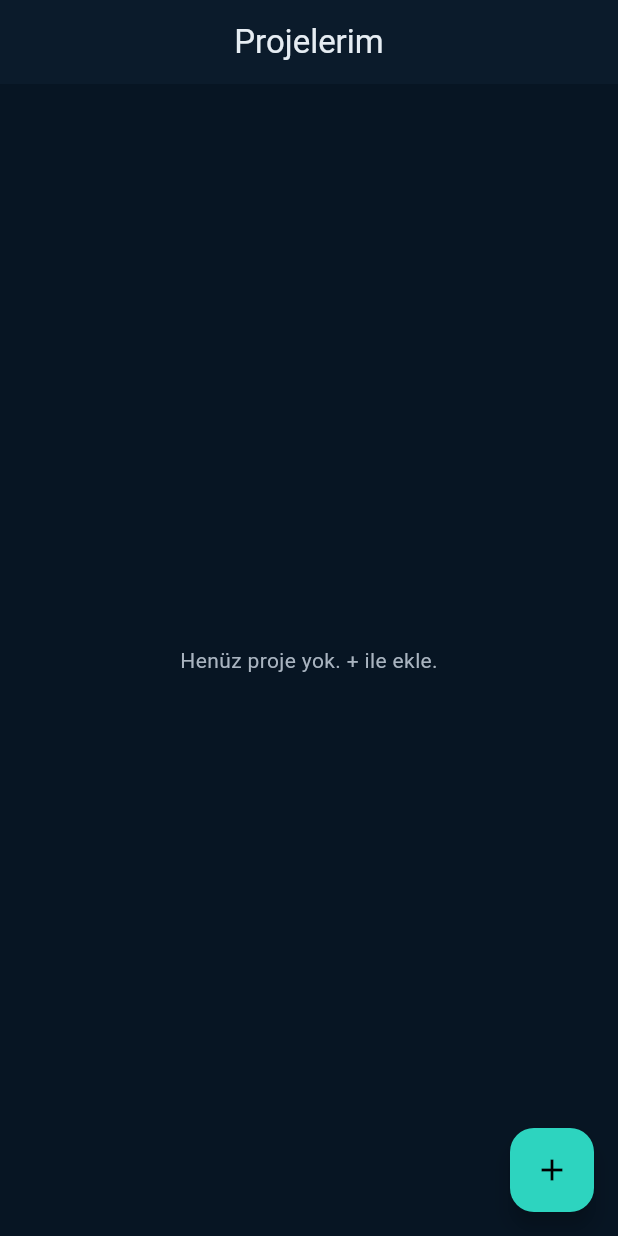
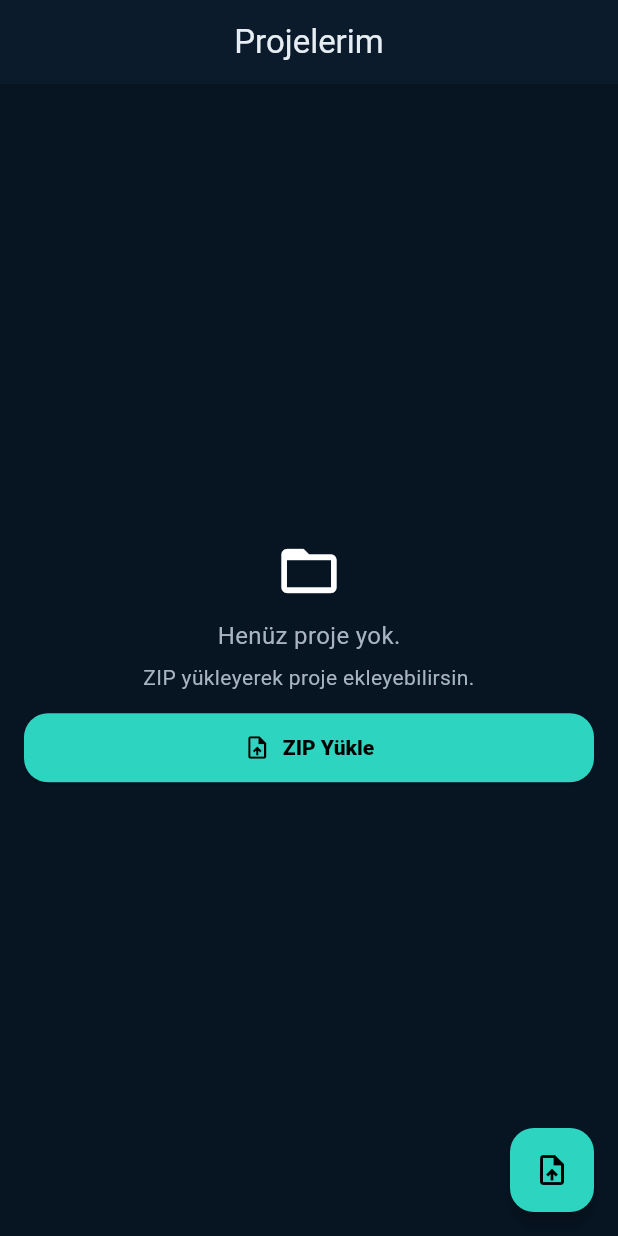
Before and after one commit to zeyneppcakir/CodeAtlas, a Flutter app: the ProjectsScreen screen opened directly, on a phone screen of 412 x 824 dp. Run offline on Flutter 3.47's test engine with Material 3 defaults, Android fonts, the light colour scheme and no system bars; our stand-ins replace cloud_firestore, file_picker, firebase_auth, firebase_core, firebase_storage, google_sign_in; accounts and stored records are empty.

Commit message:
feat: remove manual project add, use zip import flow

```diff
--- a/lib/screens/projects_screen.dart
+++ b/lib/screens/projects_screen.dart
@@ -3,7 +3,7 @@ import 'package:flutter/material.dart';
 
 import '../theme/app_theme.dart';
 import '../services/project_service.dart';
-import 'add_project_screen.dart';
+import 'import_project_screen.dart';
 import 'project_tasks_screen.dart';
 
 class ProjectsScreen extends StatefulWidget {
@@ -102,6 +102,13 @@ class _ProjectsScreenState extends State<ProjectsScreen> {
     return top.map((e) => '${e.key} %${e.value}').join(' • ');
   }
 
+  Future<void> _openImport() async {
+    await Navigator.push(
+      context,
+      MaterialPageRoute(builder: (_) => const ImportProjectScreen()),
+    );
+  }
+
   @override
   Widget build(BuildContext context) {
     return Scaffold(
@@ -111,13 +118,8 @@ class _ProjectsScreenState extends State<ProjectsScreen> {
       ),
       floatingActionButton: FloatingActionButton(
         backgroundColor: AppColors.teal,
-        onPressed: () async {
-          await Navigator.push(
-            context,
-            MaterialPageRoute(builder: (_) => const AddProjectScreen()),
-          );
-        },
-        child: const Icon(Icons.add, color: Colors.black),
+        onPressed: _openImport,
+        child: const Icon(Icons.upload_file, color: Colors.black),
       ),
       body: StreamBuilder<QuerySnapshot<Map<String, dynamic>>>(
         stream: _service.myProjectsStream(),
@@ -150,10 +152,36 @@ class _ProjectsScreenState extends State<ProjectsScreen> {
           final docs = snapshot.data!.docs;
 
           if (docs.isEmpty) {
-            return const Center(
-              child: Text(
-                'Henüz proje yok. + ile ekle.',
-                style: TextStyle(color: AppColors.textSoft),
+            return Center(
+              child: Padding(
+                padding: const EdgeInsets.all(16),
+                child: Column(
+                  mainAxisSize: MainAxisSize.min,
+                  children: [
+                    const Icon(Icons.folder_open, size: 44),
+                    const SizedBox(height: 10),
+                    const Text(
+                      'Henüz proje yok.',
+                      style: TextStyle(color: AppColors.textSoft, fontSize: 16),
+                    ),
+                    const SizedBox(height: 6),
+                    const Text(
+                      'ZIP yükleyerek proje ekleyebilirsin.',
+                      style: TextStyle(color: AppColors.textSoft),
+                      textAlign: TextAlign.center,
+                    ),
+                    const SizedBox(height: 14),
+                    SizedBox(
+                      width: double.infinity,
+                      height: 46,
+                      child: ElevatedButton.icon(
+                        onPressed: _openImport,
+                        icon: const Icon(Icons.upload_file),
+                        label: const Text('ZIP Yükle'),
+                      ),
+                    ),
+                  ],
+                ),
               ),
             );
           }
```
Also changed, not shown: lib/screens/add_project_screen.dart (deleted, +0 -129 lines).
